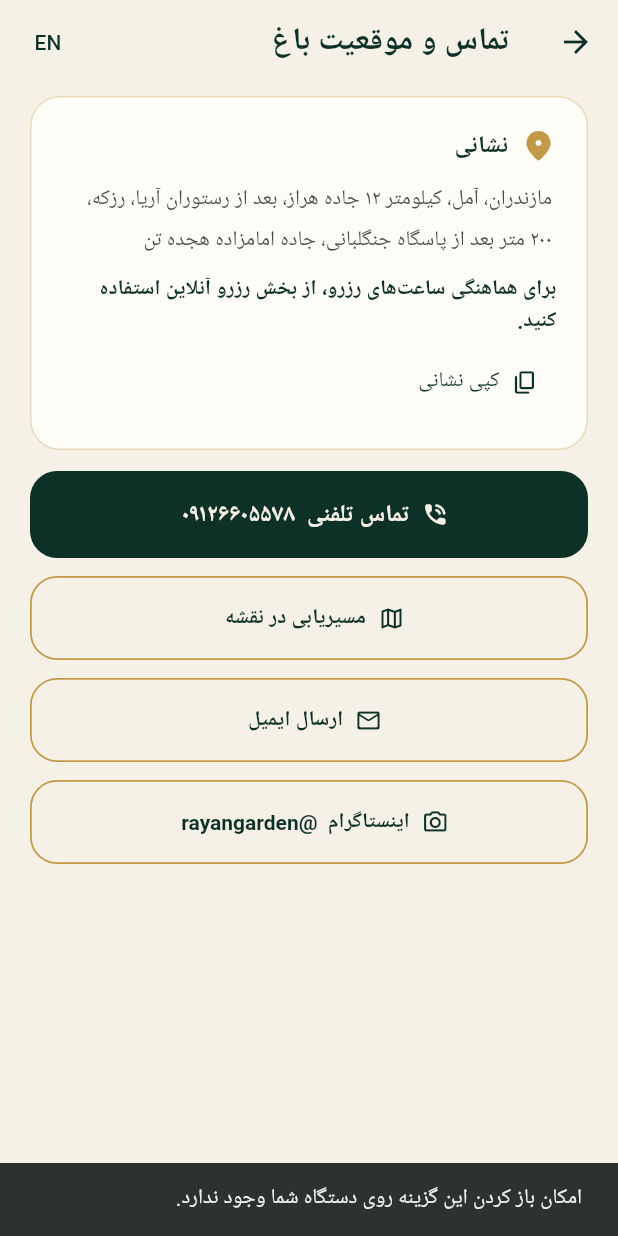
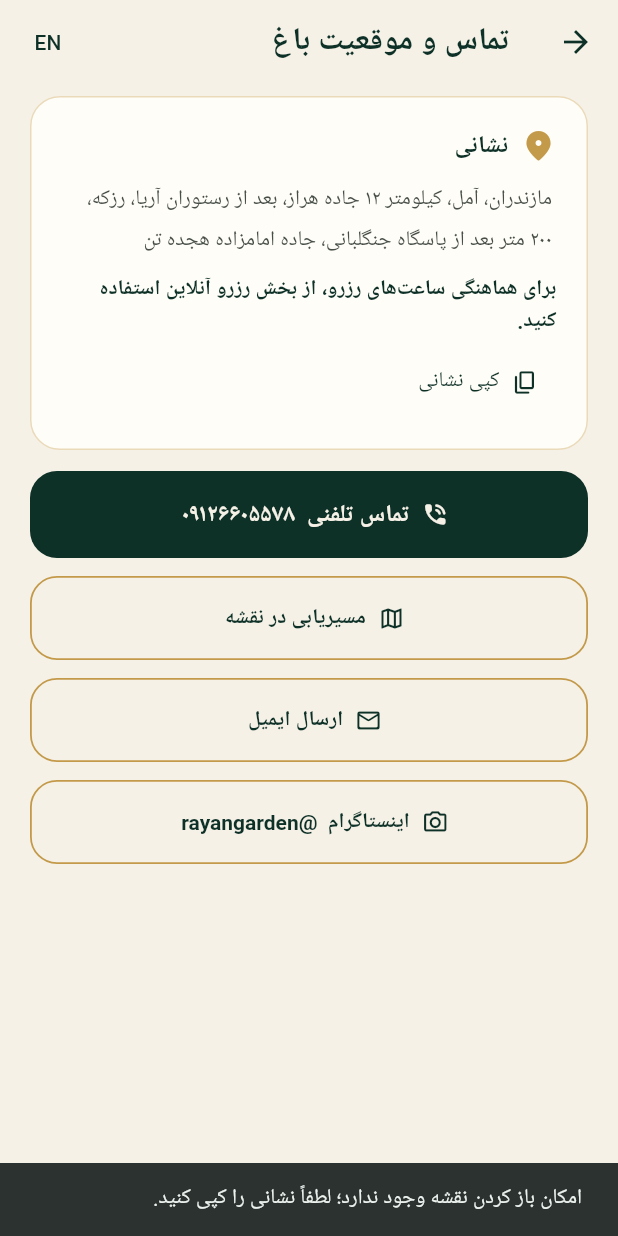
Before and after one commit to rayanmazloumir-cell/rayan-garden-app, a Flutter app: the ContactScreen screen opened directly, after a tap on "مسیریابی در نقشه", on a phone screen of 412 x 824 dp. Run offline on Flutter 3.47's test engine with Material 3 defaults, Android fonts, the phone set to English and light mode, and no system bars; Roboto replaces fonts that are missing (sans).

Commit message:
Add native map chooser with web fallback

```diff
--- a/lib/core/config/app_config.dart
+++ b/lib/core/config/app_config.dart
@@ -5,8 +5,8 @@ class AppConfig {
 
   static const String apiBase = 'https://rayangarden.com/api/';
   static const Duration requestTimeout = Duration(seconds: 20);
-  static const String appVersion = '1.0.3';
-  static const int buildNumber = 4;
+  static const String appVersion = '1.0.4';
+  static const int buildNumber = 5;
   static const String versionLabel = '$appVersion+$buildNumber';
   static const int maxAheadDays = 120;
   static const String openingTime = '06:00';
--- a/lib/core/i18n/app_strings.dart
+++ b/lib/core/i18n/app_strings.dart
@@ -147,6 +147,7 @@ class AppStrings {
     'contact_title': 'تماس و موقعیت باغ',
     'contact_call': 'تماس تلفنی',
     'contact_map': 'مسیریابی در نقشه',
+    'map_launch_failed': 'امکان باز کردن نقشه وجود ندارد؛ لطفاً نشانی را کپی کنید.',
     'contact_email': 'ارسال ایمیل',
     'contact_instagram': 'اینستاگرام',
     'contact_address_label': 'نشانی',
@@ -294,6 +295,7 @@ class AppStrings {
     'contact_title': 'Contact & location',
     'contact_call': 'Call us',
     'contact_map': 'Open in maps',
+    'map_launch_failed': 'No map app or browser could be opened. Please copy the address instead.',
     'contact_email': 'Send an email',
     'contact_instagram': 'Instagram',
     'contact_address_label': 'Address',
--- /dev/null
+++ b/lib/core/utils/map_routing.dart
@@ -0,0 +1,39 @@
+import 'package:url_launcher/url_launcher.dart';
+
+/// Builds and opens external navigation apps without requiring a customer login.
+class MapRouting {
+  MapRouting._();
+
+  static const double latitude = 36.3290299;
+  static const double longitude = 52.3573811;
+  static const String placeName = 'Rayan Garden';
+
+  static Uri get geoUri => Uri.parse(
+        'geo:${latitude.toStringAsFixed(7)},${longitude.toStringAsFixed(7)}'
+        '?q=${latitude.toStringAsFixed(7)},${longitude.toStringAsFixed(7)}'
+        '(Rayan+Garden)',
+      );
+
+  static Uri get webUri => Uri.https(
+        'www.google.com',
+        '/maps/search/',
+        <String, String>{
+          'api': '1',
+          'query': '${latitude.toStringAsFixed(7)},${longitude.toStringAsFixed(7)}',
+        },
+      );
+
+  /// Returns true when either native navigation or web fallback was opened.
+  static Future<bool> open() async {
+    try {
+      if (await launchUrl(geoUri, mode: LaunchMode.externalApplication)) return true;
+    } catch (_) {
+      // Fall through to the browser URL when no native map handler exists.
+    }
+    try {
+      return await launchUrl(webUri, mode: LaunchMode.externalApplication);
+    } catch (_) {
+      return false;
+    }
+  }
+}
--- a/lib/screens/contact/contact_screen.dart
+++ b/lib/screens/contact/contact_screen.dart
@@ -3,6 +3,7 @@ import 'package:flutter/services.dart';
 
 import '../../core/config/app_config.dart';
 import '../../core/theme/app_colors.dart';
+import '../../core/utils/map_routing.dart';
 import '../../state/app_scope.dart';
 import '../../widgets/common.dart';
 
@@ -71,7 +72,13 @@ class ContactScreen extends StatelessWidget {
           ),
           const SizedBox(height: 12),
           OutlinedButton.icon(
-            onPressed: () => openExternal(context, Uri.parse(AppConfig.mapsUrl)),
+            onPressed: () async {
+              final ok = await MapRouting.open();
+              if (!ok && context.mounted) {
+                ScaffoldMessenger.of(context).showSnackBar(
+                    SnackBar(content: Text(state.tr('map_launch_failed'))));
+              }
+            },
             icon: const Icon(Icons.map_outlined),
             label: Text(state.tr('contact_map')),
           ),
--- a/pubspec.yaml
+++ b/pubspec.yaml
@@ -1,7 +1,7 @@
 name: rayan_garden
 description: Rayan Garden premium customer booking app (Persian/English)
 publish_to: 'none'
-version: 1.0.3+4
+version: 1.0.4+5
 environment:
   sdk: '>=3.3.0 <4.0.0'
 dependencies:
```
Also changed, not shown: 3 other files.
